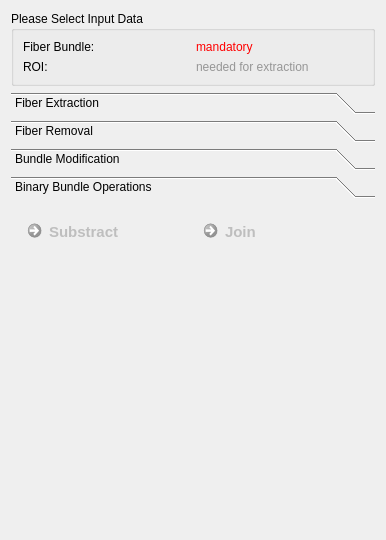
MITK/MITK, file Plugins/org.mitk.gui.qt.diffusionimaging/src/internal/QmitkFiberProcessingViewControls.ui: the form before one commit.
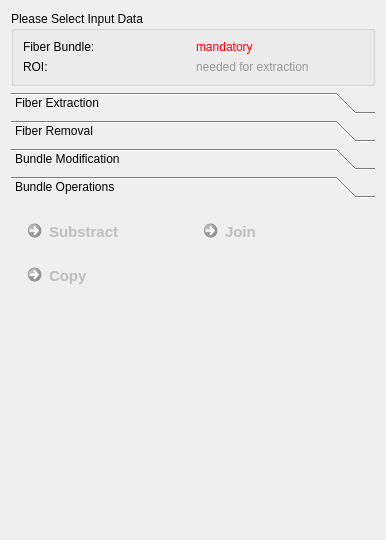
The form after the commit. The open tabs and pages were chosen to show the change. Icons and pictures are not drawn. Custom widgets are drawn as their Qt base class.

Commit message: only extraction generates new bundles now

```diff
--- a/Plugins/org.mitk.gui.qt.diffusionimaging/src/internal/QmitkFiberProcessingViewControls.ui
+++ b/Plugins/org.mitk.gui.qt.diffusionimaging/src/internal/QmitkFiberProcessingViewControls.ui
@@ -1200,12 +1200,12 @@
        <rect>
         <x>0</x>
         <y>0</y>
-        <width>360</width>
-        <height>61</height>
+        <width>368</width>
+        <height>152</height>
        </rect>
       </property>
       <attribute name="label">
-       <string>Binary Bundle Operations</string>
+       <string>Bundle Operations</string>
       </attribute>
       <attribute name="toolTip">
        <string>Join or subtract bundles.</string>
@@ -1241,6 +1241,19 @@
          </property>
         </widget>
        </item>
+       <item row="2" column="0">
+        <spacer name="verticalSpacer_2">
+         <property name="orientation">
+          <enum>Qt::Vertical</enum>
+         </property>
+         <property name="sizeHint" stdset="0">
+          <size>
+           <width>20</width>
+           <height>40</height>
+          </size>
+         </property>
+        </spacer>
+       </item>
        <item row="0" column="2">
         <widget class="QCommandLinkButton" name="m_JoinBundles">
          <property name="enabled">
@@ -1272,17 +1285,34 @@
         </widget>
        </item>
        <item row="1" column="0">
-        <spacer name="verticalSpacer_2">
-         <property name="orientation">
-          <enum>Qt::Vertical</enum>
+        <widget class="QCommandLinkButton" name="m_CopyBundle">
+         <property name="enabled">
+          <bool>false</bool>
          </property>
-         <property name="sizeHint" stdset="0">
+         <property name="sizePolicy">
+          <sizepolicy hsizetype="Preferred" vsizetype="Preferred">
+           <horstretch>0</horstretch>
+           <verstretch>0</verstretch>
+          </sizepolicy>
+         </property>
+         <property name="maximumSize">
           <size>
-           <width>20</width>
-           <height>40</height>
+           <width>200</width>
+           <height>16777215</height>
           </size>
          </property>
-        </spacer>
+         <property name="font">
+          <font>
+           <pointsize>11</pointsize>
+          </font>
+         </property>
+         <property name="toolTip">
+          <string>Merge selected fiber bundles. Select at least two fiber bundles to execute.</string>
+         </property>
+         <property name="text">
+          <string>Copy</string>
+         </property>
+        </widget>
        </item>
       </layout>
      </widget>
```
Left out of the diff: 7 changed lines with no effect on the pictures. The commit also changes 3 other files.
